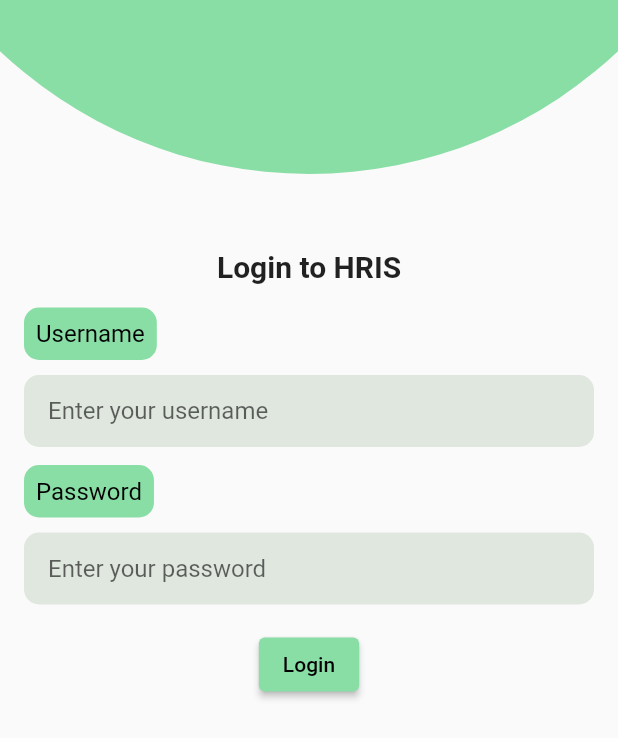
After one commit to BJIT-RnD/HRIS, a Flutter app: the LoginView screen opened directly, after a tap on "Login", on a phone screen of 412 x 824 dp. The commit adds this screen. Shown: the top 738 px of the screen. Run offline on Flutter 3.47's test engine with Material 2 defaults, Android fonts, the phone set to English and light mode, and no system bars; our stand-ins replace firebase_core, firebase_messaging, flutter_local_notifications, get, image_picker, introduction_screen and 3 more; accounts and stored records are empty; network calls fail.

Commit message:
Update Since 02January, 2024:
- Added login view
- Added login authentication using appscript
- Modified onboarding page
- Change theme colors

```diff
--- a/lib/firebase_api/firebase_api.dart
+++ b/lib/firebase_api/firebase_api.dart
@@ -50,8 +50,14 @@ class FirebaseAPI {
       sound: true,
     );
     await _firebaseMessaging.requestPermission();
-    final fCMToken = await _firebaseMessaging.getToken();
-    print('Token: $fCMToken');
+    try {
+      final fCMToken = await _firebaseMessaging.getToken();
+      print('Token: $fCMToken');
+      // Use fCMToken as needed
+    } catch (e) {
+      // Handle the exception here
+      print('Error getting FCM token: $e');
+    }
     //FirebaseMessaging.onBackgroundMessage(handleBackgroundMessage);
     //terminated
     FirebaseMessaging.instance.getInitialMessage().then(handleMessage);
--- a/lib/main.dart
+++ b/lib/main.dart
@@ -11,7 +11,7 @@ import 'package:flutter/services.dart';
 void main() async {
   WidgetsFlutterBinding.ensureInitialized();
   await Firebase.initializeApp();
-  //await Future.delayed(const Duration(seconds: 1));
+  await Future.delayed(const Duration(seconds: 1));
   await FirebaseAPI().initNotifications();
   runApp(const App());
 }
--- a/lib/onboarding/onboarding_page.dart
+++ b/lib/onboarding/onboarding_page.dart
@@ -1,6 +1,7 @@
 import 'package:flutter/foundation.dart';
 import 'package:introduction_screen/introduction_screen.dart';
 import 'package:flutter/material.dart';
+import 'package:navigation_demo/view/login_view.dart';
 import '../view/home_view.dart';
 
 class OnBoardingPage extends StatefulWidget {
@@ -15,7 +16,7 @@ class OnBoardingPageState extends State<OnBoardingPage> {
 
   void _onIntroEnd(context) {
     Navigator.of(context).push(
-      MaterialPageRoute(builder: (_) => HomeView()),
+      MaterialPageRoute(builder: (_) => LoginView()),
     );
   }
 
@@ -77,6 +78,10 @@ class OnBoardingPageState extends State<OnBoardingPage> {
         width: double.infinity,
         height: 60,
         child: ElevatedButton(
+          style: ElevatedButton.styleFrom(
+            backgroundColor: const Color(
+                0xFF89DEA5), // Set the hex color for the button background
+          ),
           child: const Text(
             'Let\'s go right away!',
             style: TextStyle(fontSize: 16.0, fontWeight: FontWeight.bold),
--- /dev/null
+++ b/lib/utils/half_circle_painter.dart
@@ -0,0 +1,34 @@
+import 'package:flutter/material.dart';
+
+class HalfCirclePainter extends CustomPainter {
+  final BuildContext context;
+
+  HalfCirclePainter(this.context);
+
+  @override
+  void paint(Canvas canvas, Size size) {
+    Paint paint = Paint()
+      ..color = const Color(0xFF89DEA5)
+      ..style = PaintingStyle.fill;
+
+    // Get top padding of the screen
+    double topPadding = MediaQuery.of(context).padding.top;
+
+    // Draw the half-circle from the top
+    canvas.drawArc(
+      Rect.fromCircle(
+        center: Offset(size.width / 2, topPadding - 200),
+        radius: 300.0,
+      ),
+      0,
+      3.14, // -π radians (180 degrees) to create a half circle
+      true,
+      paint,
+    );
+  }
+
+  @override
+  bool shouldRepaint(CustomPainter oldDelegate) {
+    return false;
+  }
+}
--- /dev/null
+++ b/lib/utils/reusable_text_widget.dart
@@ -0,0 +1,38 @@
+import 'package:flutter/material.dart';
+
+class ReusableTextWidget extends StatelessWidget {
+  final String text;
+  final Color backgroundColor;
+  final Color textColor;
+  final double borderRadius; // Added border radius parameter
+
+  const ReusableTextWidget({
+    required this.text,
+    required this.backgroundColor,
+    required this.textColor,
+    this.borderRadius = 0.0, // Default to 0.0 if not provided
+  });
+
+  @override
+  Widget build(BuildContext context) {
+    return Align(
+      alignment: Alignment.centerLeft,
+      child: Container(
+        decoration: BoxDecoration(
+          color: backgroundColor,
+          borderRadius: BorderRadius.circular(borderRadius),
+        ),
+        child: Padding(
+          padding: const EdgeInsets.all(8.0),
+          child: Text(
+            text,
+            style: TextStyle(
+              fontSize: 16.0,
+              color: textColor,
+            ),
+          ),
+        ),
+      ),
+    );
+  }
+}
--- /dev/null
+++ b/lib/utils/reusable_textfield_widget.dart
@@ -0,0 +1,39 @@
+import 'package:flutter/material.dart';
+
+class ReusableTextField extends StatelessWidget {
+  final ValueChanged<String>? onChanged;
+  final String hintText;
+  final Color fillColor;
+  final Color textColor;
+  final double borderRadius;
+
+  const ReusableTextField({
+    Key? key,
+    this.onChanged,
+    required this.hintText,
+    required this.fillColor,
+    required this.textColor,
+    this.borderRadius = 10.0,
+  }) : super(key: key);
+
+  @override
+  Widget build(BuildContext context) {
+    return TextField(
+      onChanged: onChanged,
+      style: TextStyle(color: textColor),
+      decoration: InputDecoration(
+        filled: true,
+        fillColor: fillColor,
+        hintText: hintText,
+        contentPadding: const EdgeInsets.symmetric(
+          vertical: 12.0,
+          horizontal: 16.0,
+        ),
+        border: OutlineInputBorder(
+          borderRadius: BorderRadius.circular(borderRadius),
+          borderSide: BorderSide.none,
+        ),
+      ),
+    );
+  }
+}
--- a/lib/view/home_view.dart
+++ b/lib/view/home_view.dart
@@ -1,5 +1,3 @@
-// views/home_view.dart
-
 import 'package:flutter/material.dart';
 import 'package:get/get.dart';
 import 'package:navigation_demo/view/check_location_view.dart';
@@ -16,7 +14,7 @@ class MyApp extends StatelessWidget {
     return GetMaterialApp(
       title: 'Navigation App',
       theme: ThemeData(
-        primarySwatch: Colors.blue,
+        primarySwatch: Colors.blue, // Set the default hex color here
       ),
       home: HomeView(),
     );
@@ -29,6 +27,7 @@ class HomeView extends StatelessWidget {
     return Scaffold(
       appBar: AppBar(
         title: const Text('Home'),
+        backgroundColor: const Color(0xFF89DEA5),
       ),
       body: Center(
         child: Column(
@@ -38,18 +37,30 @@ class HomeView extends StatelessWidget {
               onPressed: () {
                 Get.to(() => CheckLocationView());
               },
+              style: ElevatedButton.styleFrom(
+                backgroundColor: const Color(
+                    0xFF89DEA5), // Set the hex color for this button
+              ),
               child: const Text('Check Location'),
             ),
             ElevatedButton(
               onPressed: () {
                 Get.to(() => OpenCameraView());
               },
+              style: ElevatedButton.styleFrom(
+                backgroundColor: const Color(
+                    0xFF89DEA5), // Set the hex color for this button
+              ),
               child: const Text('Open Camera'),
             ),
             ElevatedButton(
               onPressed: () {
                 Get.to(() => OpenCalendarView());
               },
+              style: ElevatedButton.styleFrom(
+                backgroundColor: const Color(
+                    0xFF89DEA5), // Set the hex color for this button
+              ),
               child: const Text('Open Calendar'),
             ),
           ],
--- /dev/null
+++ b/lib/view/login_view.dart
@@ -0,0 +1,87 @@
+// login_view.dart
+import 'package:flutter/material.dart';
+import 'package:get/get.dart';
+import '../viewmodel/login_viewmodel.dart';
+import '../utils/reusable_textfield_widget.dart';
+import '../utils/reusable_text_widget.dart';
+import '../utils/half_circle_painter.dart';
+
+class LoginView extends StatelessWidget {
+  final viewmodel = Get.put(LoginViewModel());
+
+  @override
+  Widget build(BuildContext context) {
+    return Scaffold(
+      body: Padding(
+        padding: const EdgeInsets.all(16.0),
+        child: Column(
+          mainAxisAlignment: MainAxisAlignment.start,
+          children: [
+            SizedBox(
+              height: 100.0,
+              child: CustomPaint(
+                painter: HalfCirclePainter(context),
+              ),
+            ),
+            const SizedBox(height: 50.0),
+            const Text(
+              'Login to HRIS',
+              style: TextStyle(
+                fontSize: 20.0,
+                fontWeight: FontWeight.bold,
+              ),
+            ),
+            const SizedBox(height: 16.0),
+            const ReusableTextWidget(
+              text: 'Username',
+              backgroundColor: Color(0xFF89DEA5),
+              textColor: Colors.black,
+              borderRadius: 10,
+            ),
+            const SizedBox(height: 10.0),
+            ReusableTextField(
+              onChanged: viewmodel.onUsernameChanged,
+              hintText: 'Enter your username',
+              fillColor: const Color(0xFFE0E7DF),
+              textColor: Colors.black,
+              borderRadius: 10.0,
+            ),
+            const SizedBox(height: 12.0),
+            const ReusableTextWidget(
+              text: 'Password',
+              backgroundColor: Color(0xFF89DEA5),
+              textColor: Colors.black,
+              borderRadius: 10,
+            ),
+            const SizedBox(height: 10.0),
+            ReusableTextField(
+              onChanged: viewmodel.onPasswordChanged,
+              hintText: 'Enter your password',
+              fillColor: const Color(0xFFE0E7DF),
+              textColor: Colors.black,
+              borderRadius: 10.0,
+            ),
+            const SizedBox(height: 16.0),
+            ElevatedButton(
+              onPressed: () {
+                viewmodel.login(
+                  username: viewmodel.username.toString(),
+                  password: viewmodel.password.toString(),
+                );
+              },
+              style: ElevatedButton.styleFrom(
+                backgroundColor: const Color(0xFF89DEA5),
+              ),
+              child: const Text(
+                'Login',
+                style: TextStyle(
+                  color: Colors.black, // Font color of the button text
+                ),
+              ),
+            ),
+          ],
+        ),
+      ),
+    );
+  }
+}
--- /dev/null
+++ b/lib/viewmodel/login_viewmodel.dart
@@ -0,0 +1,62 @@
+// login_controller.dart
+import 'package:get/get.dart';
+import 'package:http/http.dart' as http;
+import 'package:navigation_demo/view/home_view.dart';
+import 'dart:convert';
+import 'package:shared_preferences/shared_preferences.dart';
+
+class LoginViewModel extends GetxController {
+  var username = ''.obs;
+  var password = ''.obs;
+
+  void onUsernameChanged(String value) {
+    username.value = value;
+  }
+
+  void onPasswordChanged(String value) {
+    password.value = value;
+  }
+
+  void login({required String username, required String password}) {
+    // After successful login, fetch data
+    authenticate(username, password);
+  }
+
+  Future<void> authenticate(String username, String password) async {
+    final url =
+        'https://script.google.com/macros/s/AKfycbzsMO4iLPlzKhe_W4Ay7BCUdRY5wmAB-FeRRRyd0WS_t9z5BkPsTi314cl1mVxbKLu-2A/exec?authenticate&username=$username&password=$password';
+    final response = await http.get(Uri.parse(url));
+
+    if (response.statusCode == 200) {
+      // Print the response body before decoding
+      print('Response Body: ${response.body}');
+
+      // Attempt to parse the response as JSON
+      try {
+        var jsonResponse = json.decode(response.body);
+        var isAuthenticated = jsonResponse['authenticated'];
+
+        print('Authentication Result: $isAuthenticated');
+
+        if (isAuthenticated) {
+          // Save username and password to SharedPreferences
+          saveCredentialsLocally(username, password);
+
+          // Navigate to the homepage
+          Get.off(
+              HomeView()); // Change '/homepage' to your actual homepage route
+        }
+      } catch (e) {
+        print('Error decoding JSON: $e');
+      }
+    } else {
+      print('Failed to authenticate. Status code: ${response.statusCode}');
+    }
+  }
+
+  Future<void> saveCredentialsLocally(String username, String password) async {
+    SharedPreferences prefs = await SharedPreferences.getInstance();
+    prefs.setString('username', username);
+    prefs.setString('password', password);
+  }
+}
--- a/pubspec.yaml
+++ b/pubspec.yaml
@@ -42,6 +42,7 @@ dependencies:
   firebase_messaging: ^14.7.9
   flutter_local_notifications:
   introduction_screen: ^3.1.8
+  http:
 
 dev_dependencies:
   flutter_test:
```
Also changed, not shown: lib/firebase_options.dart, pubspec.lock, 2 other files.
